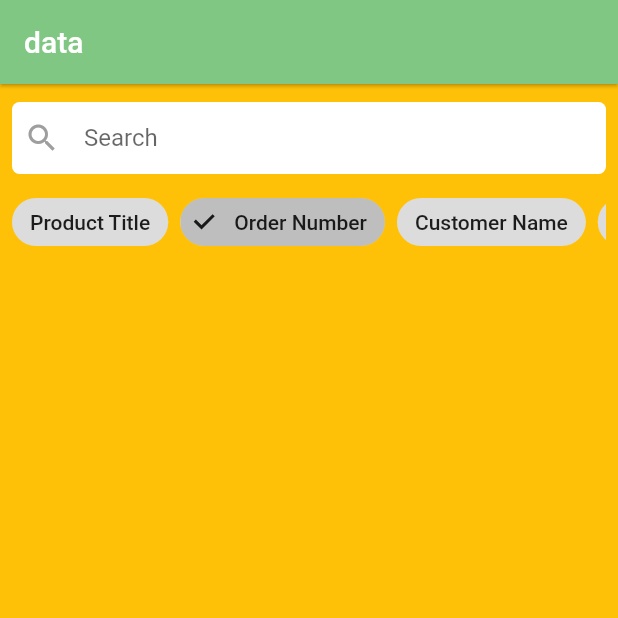
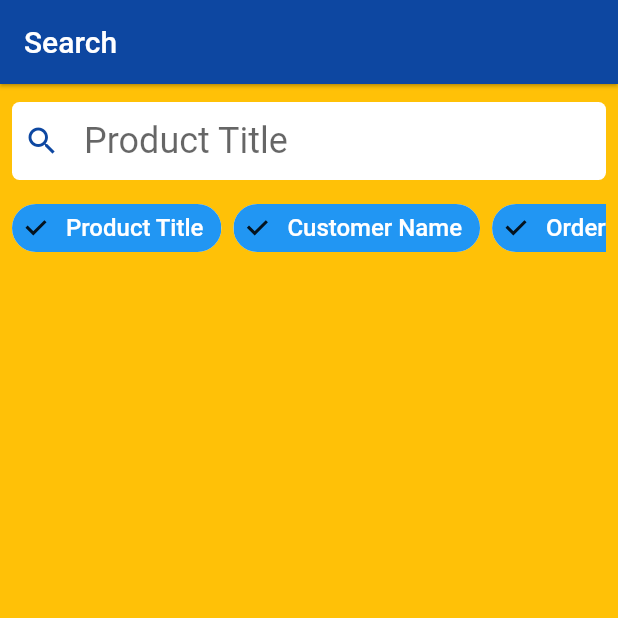
Before and after one commit to minikin/flutter-search, a Flutter app: the screen it shows after launch, on a phone screen of 412 x 824 dp, the top half of it. Run offline on Flutter 3.47's test engine with Material 2 defaults, Android fonts, the phone set to English and light mode, and no system bars.

Commit message:
Update project structure

```diff
--- a/lib/source/app.dart
+++ b/lib/source/app.dart
@@ -1,4 +1,7 @@
+import 'dart:math';
+
 import 'package:flutter/material.dart';
+import 'package:flutter_search_bloc/source/screens/home.dart';
 
 class App extends StatelessWidget {
   const App({Key key}) : super(key: key);
@@ -6,115 +9,20 @@ class App extends StatelessWidget {
   @override
   Widget build(BuildContext context) {
     return MaterialApp(
+      debugShowCheckedModeBanner: false,
       home: Scaffold(
         appBar: AppBar(
-          title: Text('data'),
+          title: Text('Search'),
+          backgroundColor: Colors.blue[900],
           brightness: Brightness.light,
-          backgroundColor: Colors.green[300],
           elevation: 1,
         ),
-        body: Container(
-          color: Colors.green[500],
-          child: SearchBar(),
+        body: SafeArea(
+          child: Container(
+            child: SearchBar(),
+          ),
         ),
       ),
     );
   }
 }
-
-class SearchBar extends StatelessWidget {
-  const SearchBar({
-    Key key,
-  }) : super(key: key);
-
-  @override
-  Widget build(BuildContext context) {
-    return Container(
-      color: Colors.amber,
-      padding: EdgeInsets.fromLTRB(8, 12, 8, 12),
-      child: Column(
-        children: <Widget>[
-          Container(
-            padding: EdgeInsets.fromLTRB(8, 0, 0, 0),
-            decoration: BoxDecoration(
-              color: Colors.white,
-              borderRadius: BorderRadius.circular(5),
-            ),
-            child: TextField(
-              decoration: InputDecoration(
-                hintText: 'Search',
-                border: InputBorder.none,
-                icon: Icon(
-                  Icons.search,
-                  color: Colors.grey,
-                ),
-              ),
-            ),
-          ),
-          SizedBox(height: 8),
-          SingleChildScrollView(
-            scrollDirection: Axis.horizontal,
-            child: Row(
-              children: <Widget>[
-                ActionChip(
-                  label: Text('Product Title'),
-                  onPressed: () {
-                    print(Title);
-                  },
-                ),
-                SizedBox(width: 8),
-                FilterChip(
-                  label: Text('Order Number'),
-                  onSelected: (bool value) {
-                    print('Order Number');
-                  },
-                  selected: true,
-                ),
-                SizedBox(width: 8),
-                FilterChip(
-                  label: Text('Customer Name'),
-                  onSelected: (bool value) {
-                    print('Customer');
-                  },
-                ),
-                SizedBox(width: 8),
-                FilterChip(
-                  label: Text('Date'),
-                  onSelected: (bool value) {
-                    print('Date');
-                  },
-                ),
-              ],
-            ),
-          ),
-          // Wrap(
-          //   spacing: 8,
-          //   runSpacing: 0,
-          //   children: <Widget>[
-          //     ActionChip(
-          //       label: Text('Product Name'),
-          //       onPressed: () {
-          //         print(Title);
-          //       },
-          //     ),
-          //     FilterChip(
-          //       label: Text('Order Number'),
-          //       onSelected: (bool value) {
-          //         print('Order Number');
-          //       },
-          //       selected: true,
-          //     ),
-          //     FilterChip(
-          //       label: Text('Customer'),
-          //       onSelected: (bool value) {
-          //         print('Customer');
-          //       },
-          //     ),
-
-          //   ],
-          // ),
-        ],
-      ),
-    );
-  }
-}
--- /dev/null
+++ b/lib/source/models/categories.dart
@@ -0,0 +1,7 @@
+final categories = [
+  'Product Title',
+  'Customer Name',
+  'Order Number',
+  'Order Status',
+  'Date'
+];
--- /dev/null
+++ b/lib/source/screens/home.dart
@@ -0,0 +1,75 @@
+import 'dart:math';
+
+import 'package:flutter/material.dart';
+import 'package:flutter_search_bloc/source/models/categories.dart';
+
+class SearchBar extends StatelessWidget {
+  const SearchBar({
+    Key key,
+  }) : super(key: key);
+
+  @override
+  Widget build(BuildContext context) {
+    return Container(
+      color: Colors.amber,
+      padding: EdgeInsets.fromLTRB(8, 12, 8, 12),
+      child: Column(
+        children: <Widget>[
+          Container(
+            padding: EdgeInsets.fromLTRB(8, 0, 0, 0),
+            decoration: BoxDecoration(
+              color: Colors.white,
+              borderRadius: BorderRadius.circular(5),
+            ),
+            child: TextField(
+              style: TextStyle(
+                color: Colors.blue[900],
+                fontSize: 24,
+              ),
+              decoration: InputDecoration(
+                hintText: 'Product Title',
+                border: InputBorder.none,
+                icon: Icon(
+                  Icons.search,
+                  color: Colors.blue[900],
+                ),
+              ),
+            ),
+          ),
+          SizedBox(height: 8),
+          SingleChildScrollView(
+            scrollDirection: Axis.horizontal,
+            child: Row(
+              children: [
+                Wrap(
+                  spacing: 8,
+                  children: [
+                    for (final item in categories) _buildChips(title: item),
+                  ],
+                )
+              ],
+            ),
+          ),
+        ],
+      ),
+    );
+  }
+
+  FilterChip _buildChips({@required String title}) {
+    return FilterChip(
+      selectedColor: Colors.blue,
+      label: Text(
+        title,
+        style: TextStyle(
+          color: Colors.white,
+          fontSize: 16,
+        ),
+      ),
+      onSelected: (bool value) {
+        print(value);
+      },
+      backgroundColor: Colors.blue[200],
+      selected: Random().nextBool(),
+    );
+  }
+}
```
Also changed, not shown: pubspec.yaml (+1 -11 lines), pubspec.lock, 1 other file.
